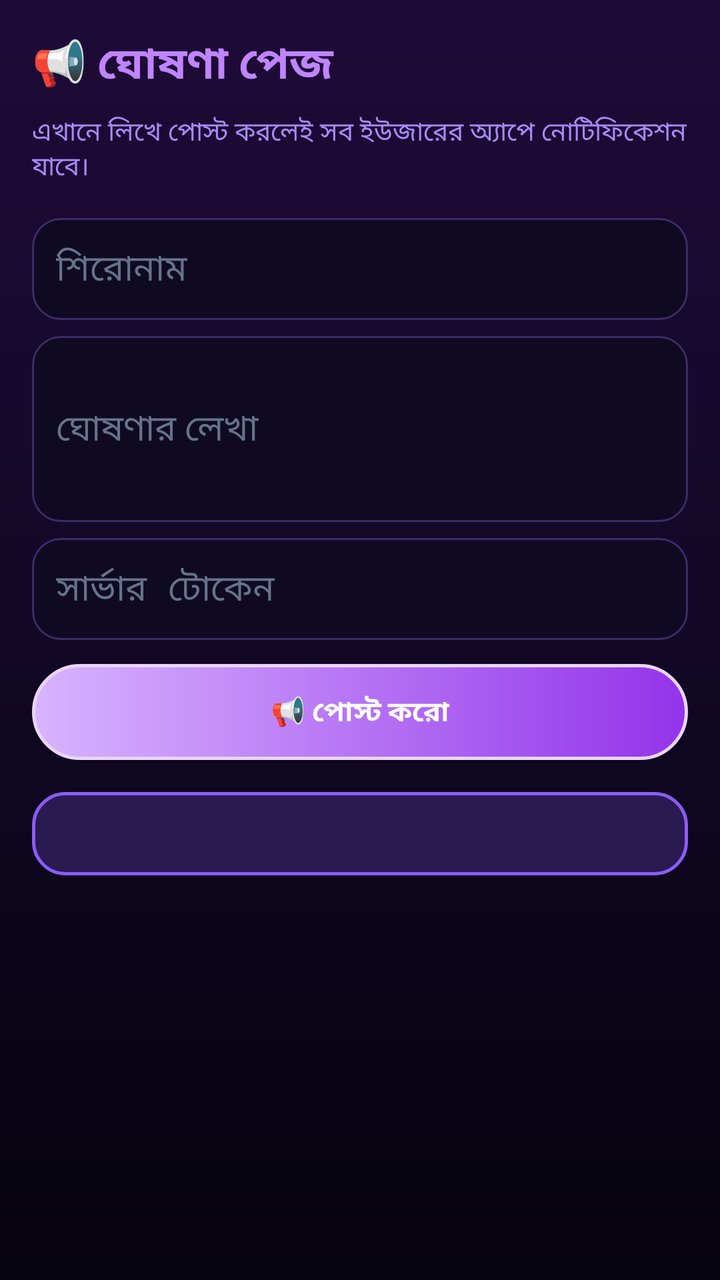
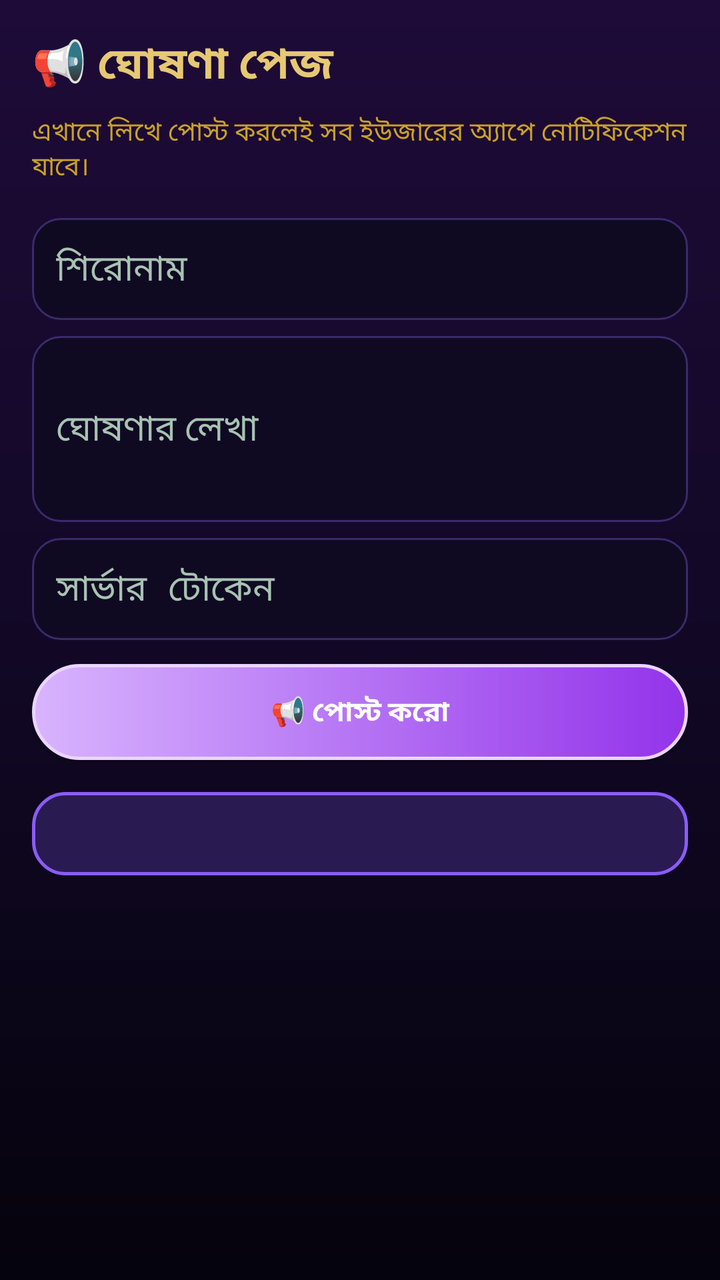

An Android layout rendered at two revisions. The XML below is the earlier revision; the diff shows what the commit changed to produce the second picture.
<!-- AndroidManifest.xml: application theme AppTheme -->
<!-- res/layout/activity_announce.xml -->
<?xml version="1.0" encoding="utf-8"?>
<LinearLayout xmlns:android="http://schemas.android.com/apk/res/android"
    android:layout_width="match_parent"
    android:layout_height="match_parent"
    android:background="@drawable/bg_main"
    android:orientation="vertical"
    android:padding="16dp">

    <TextView
        android:layout_width="match_parent"
        android:layout_height="wrap_content"
        android:text="📢 ঘোষণা পেজ"
        android:textColor="#C084FC"
        android:textSize="22sp"
        android:textStyle="bold" />

    <TextView
        android:layout_width="match_parent"
        android:layout_height="wrap_content"
        android:layout_marginTop="8dp"
        android:text="এখানে লিখে পোস্ট করলেই সব ইউজারের অ্যাপে নোটিফিকেশন যাবে।"
        android:textColor="#A78BFA"
        android:textSize="13sp" />

    <EditText
        android:id="@+id/annTitle"
        android:layout_width="match_parent"
        android:layout_height="wrap_content"
        android:layout_marginTop="16dp"
        android:background="@drawable/bg_input"
        android:hint="শিরোনাম"
        android:padding="12dp"
        android:textColor="#E8F4FF"
        android:textColorHint="#64748B" />

    <EditText
        android:id="@+id/annBody"
        android:layout_width="match_parent"
        android:layout_height="wrap_content"
        android:layout_marginTop="8dp"
        android:background="@drawable/bg_input"
        android:hint="ঘোষণার লেখা"
        android:minLines="3"
        android:padding="12dp"
        android:textColor="#E8F4FF"
        android:textColorHint="#64748B" />

    <EditText
        android:id="@+id/annToken"
        android:layout_width="match_parent"
        android:layout_height="wrap_content"
        android:layout_marginTop="8dp"
        android:background="@drawable/bg_input"
        android:hint="সার্ভার টোকেন"
        android:inputType="textPassword"
        android:padding="12dp"
        android:textColor="#E8F4FF"
        android:textColorHint="#64748B" />

    <Button
        android:id="@+id/annSend"
        android:layout_width="match_parent"
        android:layout_height="wrap_content"
        android:layout_marginTop="12dp"
        android:background="@drawable/btn_primary"
        android:padding="12dp"
        android:text="📢 পোস্ট করো"
        android:textColor="#FFFFFF"
        android:textStyle="bold" />

    <TextView
        android:id="@+id/annCurrent"
        android:layout_width="match_parent"
        android:layout_height="wrap_content"
        android:layout_marginTop="16dp"
        android:background="@drawable/bg_card"
        android:padding="12dp"
        android:textColor="#E8F4FF"
        android:textSize="13sp" />
</LinearLayout>
<!-- resources referenced by this layout -->
<resources>
  <!-- drawable bg_card (drawable) -->
  <?xml version="1.0" encoding="utf-8"?>
  <shape xmlns:android="http://schemas.android.com/apk/res/android" android:shape="rectangle">
      <corners android:radius="16dp" />
      <solid android:color="#2A1A52" />
      <stroke android:width="1.5dp" android:color="#8B5CF6" />
  </shape>
  <!-- drawable bg_input (drawable) -->
  <?xml version="1.0" encoding="utf-8"?>
  <shape xmlns:android="http://schemas.android.com/apk/res/android" android:shape="rectangle">
      <corners android:radius="14dp" />
      <solid android:color="#0F0A22" />
      <stroke android:width="1dp" android:color="#3B2A6B" />
  </shape>
  <!-- drawable bg_main (drawable) -->
  <?xml version="1.0" encoding="utf-8"?>
  <shape xmlns:android="http://schemas.android.com/apk/res/android" android:shape="rectangle">
      <gradient
          android:angle="270"
          android:startColor="#1E0B38"
          android:centerColor="#120826"
          android:endColor="#05030D" />
  </shape>
  <!-- drawable btn_primary (drawable) -->
  <?xml version="1.0" encoding="utf-8"?>
  <shape xmlns:android="http://schemas.android.com/apk/res/android" android:shape="rectangle">
      <corners android:radius="28dp" />
      <gradient android:startColor="#D8B4FE" android:endColor="#9333EA" android:angle="0" />
      <stroke android:width="1.5dp" android:color="#E9D5FF" />
  </shape>
  <style name="AppTheme" parent="android:Theme.Material.NoActionBar">
          <item name="android:windowBackground">#05030D</item>
          <item name="android:colorAccent">#A855F7</item>
          <item name="android:statusBarColor">#05030D</item>
          <item name="android:navigationBarColor">#05030D</item>
          <item name="android:windowLightStatusBar">false</item>
      </style>
</resources>

<!-- the commit's change to res/layout/activity_announce.xml (unified diff, before → after) -->
@@ -10,7 +10,7 @@
         android:layout_width="match_parent"
         android:layout_height="wrap_content"
         android:text="📢 ঘোষণা পেজ"
-        android:textColor="#C084FC"
+        android:textColor="#E7C873"
         android:textSize="22sp"
         android:textStyle="bold" />
 
@@ -19,7 +19,7 @@
         android:layout_height="wrap_content"
         android:layout_marginTop="8dp"
         android:text="এখানে লিখে পোস্ট করলেই সব ইউজারের অ্যাপে নোটিফিকেশন যাবে।"
-        android:textColor="#A78BFA"
+        android:textColor="#C9A227"
         android:textSize="13sp" />
 
     <EditText
@@ -30,8 +30,8 @@
         android:background="@drawable/bg_input"
         android:hint="শিরোনাম"
         android:padding="12dp"
-        android:textColor="#E8F4FF"
-        android:textColorHint="#64748B" />
+        android:textColor="#F3E9C8"
+        android:textColorHint="#A8C3B2" />
 
     <EditText
         android:id="@+id/annBody"
@@ -42,8 +42,8 @@
         android:hint="ঘোষণার লেখা"
         android:minLines="3"
         android:padding="12dp"
-        android:textColor="#E8F4FF"
-        android:textColorHint="#64748B" />
+        android:textColor="#F3E9C8"
+        android:textColorHint="#A8C3B2" />
 
     <EditText
         android:id="@+id/annToken"
@@ -54,8 +54,8 @@
         android:hint="সার্ভার টোকেন"
         android:inputType="textPassword"
         android:padding="12dp"
-        android:textColor="#E8F4FF"
-        android:textColorHint="#64748B" />
+        android:textColor="#F3E9C8"
+        android:textColorHint="#A8C3B2" />
 
     <Button
         android:id="@+id/annSend"
@@ -75,6 +75,6 @@
         android:layout_marginTop="16dp"
         android:background="@drawable/bg_card"
         android:padding="12dp"
-        android:textColor="#E8F4FF"
+        android:textColor="#F3E9C8"
         android:textSize="13sp" />
 </LinearLayout>
